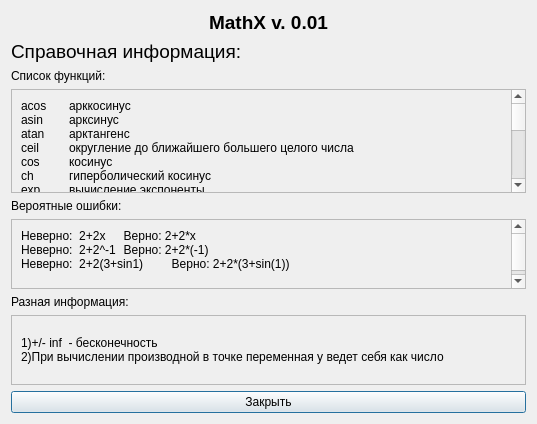
Qt form spravka.ui (Kanst/MathXv) before a commit.
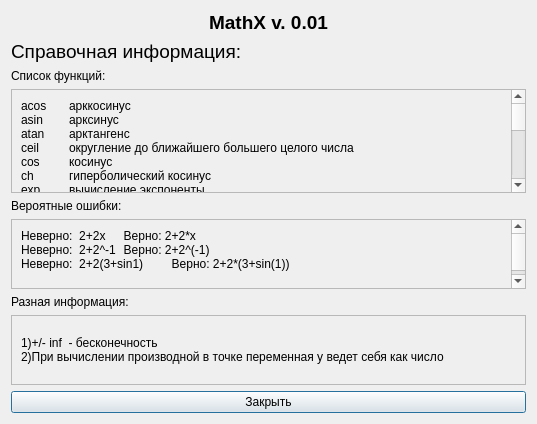
The same form after that commit.

```diff
--- a/spravka.ui
+++ b/spravka.ui
@@ -132,7 +132,7 @@
         <widget class="QLabel" name="label_5">
          <property name="text">
           <string>Неверно:  2+2x 	  Верно: 2+2*x
-Неверно:  2+2^-1	  Верно: 2+2*(-1)
+Неверно:  2+2^-1	  Верно: 2+2^(-1)
 Неверно:  2+2(3+sin1) 	  Верно: 2+2*(3+sin(1))
 </string>
          </property>
```
Left out of the diff: 2 changed lines with no effect on the pictures.
